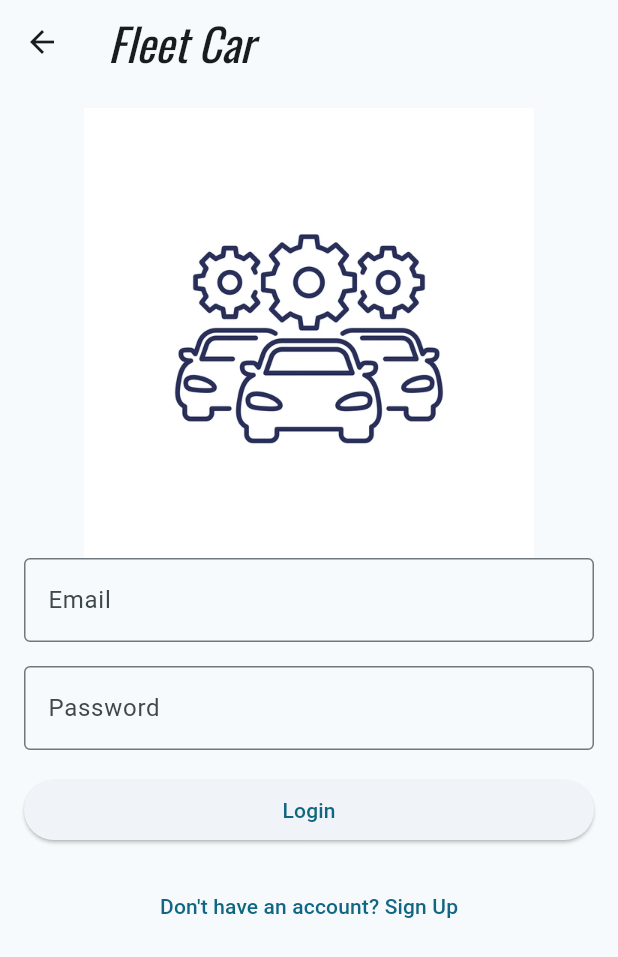
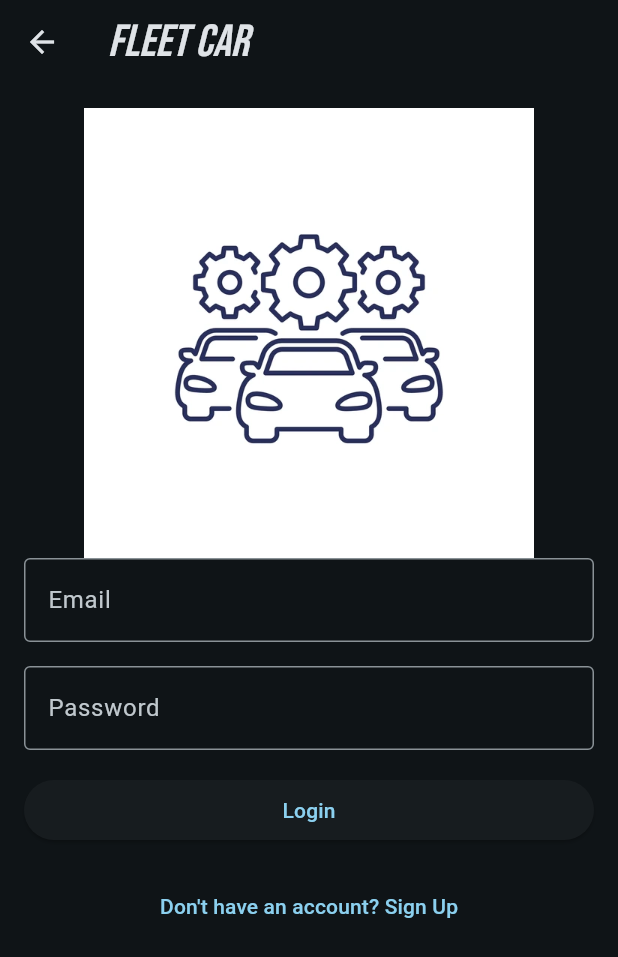
Before and after one commit to Mustafa-alsoffi/fleet_car, a Flutter app: the screen it shows once a user with an empty profile is signed in, after a tap on the "logout" icon, on a phone screen of 412 x 824 dp. Shown: the top 957 px of the screen. Run offline on Flutter 3.47's test engine with Material 3 defaults, Android fonts, the phone set to English and light mode, and no system bars; our stand-ins replace cloud_firestore, firebase_auth, firebase_core, firebase_storage, google_fonts, image_picker and 2 more; accounts and stored records are empty.

Commit message:
change dashboard design

```diff
--- a/lib/main.dart
+++ b/lib/main.dart
@@ -53,8 +53,8 @@ class MyApp extends StatelessWidget {
           // Define the default brightness and colors.
           colorScheme: ColorScheme.fromSeed(
             seedColor: Colors.blueGrey,
-            surfaceTint: Colors.white,
-            brightness: Brightness.light,
+            surfaceTint: Colors.grey,
+            brightness: Brightness.dark,
           ),
 
           // Define the default `TextTheme`. Use this to specify the default
@@ -65,7 +65,7 @@ class MyApp extends StatelessWidget {
               fontWeight: FontWeight.bold,
             ),
             // ···
-            titleLarge: GoogleFonts.oswald(
+            titleLarge: GoogleFonts.bebasNeue(
               fontSize: 30,
               fontStyle: FontStyle.italic,
             ),
--- a/lib/pages/dashboard.dart
+++ b/lib/pages/dashboard.dart
@@ -20,7 +20,9 @@ class _DashboardPageState extends State<DashboardPage> {
 
   @override
   Widget build(BuildContext context) {
-    return Scaffold(
+    return DefaultTabController(
+      length: 2,
+      child: Scaffold(
         appBar: AppBar(
           title: Text('Dashboard'),
           automaticallyImplyLeading: false,
@@ -34,8 +36,25 @@ class _DashboardPageState extends State<DashboardPage> {
               },
             ),
           ],
+          bottom: TabBar(
+            tabs: [
+              Tab(text: 'Cars Overview'),
+              Tab(text: 'Quick Actions'),
+            ],
           ),
-      body: StreamBuilder<List<Car>>(
+        ),
+        body: TabBarView(
+          children: [
+            buildCarsOverview(context),
+            buildQuickActions(context),
+          ],
+        ),
+      ),
+    );
+  }
+
+  Widget buildCarsOverview(BuildContext context) {
+    return StreamBuilder<List<Car>>(
       stream: carService.getCarsStream(),
       builder: (context, snapshot) {
         if (snapshot.connectionState == ConnectionState.waiting) {
@@ -50,100 +69,28 @@ class _DashboardPageState extends State<DashboardPage> {
               .toList()
               .length;
           var filteredCars = snapshot.data!.where((car) {
-              return car.model
-                  .toLowerCase()
-                  .contains(searchQuery.toLowerCase());
+            return car.model.toLowerCase().contains(searchQuery.toLowerCase());
           }).toList();
 
           return Padding(
             padding: const EdgeInsets.all(16.0),
-              child: SingleChildScrollView(
             child: Column(
               crossAxisAlignment: CrossAxisAlignment.start,
               children: [
                 Row(
-                      mainAxisAlignment: MainAxisAlignment.spaceBetween,
-                      crossAxisAlignment: CrossAxisAlignment.end,
                   children: [
-                        OverviewCard(
-                          title: 'Total Cars',
-                          value: '${snapshot.data!.length}',
-                          color: Colors.blue,
-                        ),
-                        OverviewCard(
-                          title: 'Unavailable Cars',
-                          value: '${snapshot.data!.length - availableCars}',
-                          color: Colors.orange,
-                        ),
-                        OverviewCard(
-                          title: 'Available Cars',
-                          value: '$availableCars',
-                          color: Colors.green,
-                        ),
-                      ],
-                    ),
-                    SizedBox(height: 20),
-                    Row(
-                      mainAxisAlignment: MainAxisAlignment.spaceBetween,
-                      children: [
-                        Text(
-                          'Recent Records',
-                          style: TextStyle(
-                              fontSize: 18, fontWeight: FontWeight.bold),
-                        ),
-                      ],
-                    ),
-                    SizedBox(height: 10),
-                    Row(
-                      children: [
-                        RichText(
-                          text: TextSpan(
-                            children: [
-                              WidgetSpan(
-                                child: Icon(Icons.circle,
-                                    color: Colors.green, size: 15),
-                              ),
-                              TextSpan(
-                                text: ' Green: Good Condition\n',
-                                style: TextStyle(
-                                    color: Colors.black, fontSize: 12),
-                              ),
-                              WidgetSpan(
-                                child: Icon(Icons.circle,
-                                    color: Colors.yellow, size: 15),
-                              ),
-                              TextSpan(
-                                text: ' Yellow: Needs Washing\n',
-                                style: TextStyle(
-                                    color: Colors.black, fontSize: 12),
-                              ),
-                              WidgetSpan(
-                                child: Icon(Icons.circle,
-                                    color: Colors.red, size: 15),
-                              ),
-                              TextSpan(
-                                text: ' Red: broken',
-                                style: TextStyle(
-                                    color: Colors.black, fontSize: 12),
-                              ),
-                            ],
-                          ),
-                        ),
-                        SizedBox(width: 20),
                     Expanded(
                       child: TextField(
                         controller: searchController,
                         decoration: InputDecoration(
-                              // decrease the width of the search bar
-                              contentPadding: EdgeInsets.symmetric(
-                                  horizontal: 10, vertical: 0),
+                          contentPadding:
+                              EdgeInsets.symmetric(horizontal: 10, vertical: 0),
                           hintText: 'Search Cars',
                           prefixIcon: Icon(Icons.search),
                           border: OutlineInputBorder(
                             borderRadius: BorderRadius.circular(10),
                           ),
                         ),
-                            // onsubmit or enter change state
                         onEditingComplete: () {
                           setState(() {
                             searchQuery = searchController.text;
@@ -154,32 +101,57 @@ class _DashboardPageState extends State<DashboardPage> {
                   ],
                 ),
                 SizedBox(height: 20),
-                    Container(
-                      height: MediaQuery.of(context).size.height * 0.4,
-                      decoration: BoxDecoration(
-                        border: Border(
-                          left: BorderSide(color: Colors.grey, width: 1),
-                          right: BorderSide(color: Colors.grey, width: 1),
+                Text(
+                  'Total Cars: ${snapshot.data!.length}',
+                  style: TextStyle(fontSize: 18, fontWeight: FontWeight.bold),
                 ),
+                SizedBox(height: 10),
+                Row(
+                  mainAxisAlignment: MainAxisAlignment.spaceBetween,
+                  children: [
+                    // add text
+                    OverviewBar(
+                      title: 'Unavailable Cars',
+                      value: snapshot.data!.length - availableCars,
+                      total: snapshot.data!.length,
+                      color: Colors.orange,
                     ),
-                      margin: EdgeInsets.only(right: 20),
-                      child: SingleChildScrollView(
+                    OverviewBar(
+                      title: 'Available Cars',
+                      value: availableCars,
+                      total: snapshot.data!.length,
+                      color: Colors.green,
+                    ),
+                  ],
+                ),
+                SizedBox(height: 20),
+                Expanded(
                   child: ListView.builder(
-                          shrinkWrap: true,
-                          physics: NeverScrollableScrollPhysics(),
                     itemCount: filteredCars.length,
                     itemBuilder: (context, index) {
                       var car = filteredCars[index];
-                            return ListTile(
-                              title: Text('Car model: ${car.model}'),
-                              subtitle: Text(
-                                  'Availability Status: ${car.availabilityStatus}'),
-                              trailing: Icon(Icons.circle),
-                              iconColor: car.conditionStatus == 'green'
+                      return Card(
+                        // add border color based on condition status
+                        child: Container(
+                          decoration: BoxDecoration(
+                            border: Border(
+                              right: BorderSide(
+                                color: car.conditionStatus == 'green'
                                     ? Colors.green
                                     : car.conditionStatus == 'yellow'
                                         ? Colors.yellow
                                         : Colors.red,
+                                width: 5.0,
+                              ),
+                            ),
+                          ),
+                          child: ListTile(
+                            leading: Image.network(car.picture,
+                                width: 80, height: 100, fit: BoxFit.cover),
+                            title: Text('${car.model} (${car.year})'),
+                            subtitle: Text(
+                                'Availability: ${car.availabilityStatus}\nCondition: ${car.conditionStatus == 'green' ? 'Good to go' : car.conditionStatus == 'yellow' ? 'Needs Washing' : 'Broken'}'),
+                            trailing: null,
                             onTap: () {
                               Navigator.push(
                                 context,
@@ -189,22 +161,27 @@ class _DashboardPageState extends State<DashboardPage> {
                                 ),
                               );
                             },
+                          ),
+                        ),
                       );
                     },
                   ),
                 ),
+              ],
             ),
-                    SizedBox(height: 20),
-                    Text(
-                      'Quick Actions',
-                      style:
-                          TextStyle(fontSize: 18, fontWeight: FontWeight.bold),
-                    ),
-                    GridView.count(
-                      shrinkWrap: true,
+          );
+        }
+      },
+    );
+  }
+
+  Widget buildQuickActions(BuildContext context) {
+    return Padding(
+      padding: const EdgeInsets.all(16.0),
+      child: GridView.count(
         crossAxisCount: 2,
         mainAxisSpacing: 10,
-                      crossAxisSpacing: 5,
+        crossAxisSpacing: 10,
         children: [
           QuickActionCard(
             icon: Icons.directions_car,
@@ -217,18 +194,24 @@ class _DashboardPageState extends State<DashboardPage> {
             icon: Icons.people,
             label: 'Manage Customers',
             onTap: () {
-                            Navigator.pushNamed(
-                                context, Routes.manageCustomers);
+              Navigator.pushNamed(context, Routes.manageCustomers);
+            },
+          ),
+          QuickActionCard(
+            icon: Icons.settings,
+            label: 'Settings',
+            onTap: () {
+              // Add your settings route or logic here
+            },
+          ),
+          QuickActionCard(
+            icon: Icons.help,
+            label: 'Help',
+            onTap: () {
+              // Add your help route or logic here
             },
           ),
         ],
-                    ),
-                  ],
-                ),
-              ),
-            );
-          }
-        },
       ),
     );
   }
@@ -273,6 +256,63 @@ class OverviewCard extends StatelessWidget {
   }
 }
 
+class OverviewBar extends StatelessWidget {
+  final String title;
+  final int value;
+  final int total;
+  final Color color;
+
+  OverviewBar({
+    required this.title,
+    required this.value,
+    required this.total,
+    required this.color,
+  });
+
+  @override
+  Widget build(BuildContext context) {
+    double progress = value / total;
+
+    return Expanded(
+      child: Container(
+        margin: EdgeInsets.symmetric(horizontal: 4.0),
+        padding: EdgeInsets.all(10.0),
+        height: 100,
+        decoration: BoxDecoration(
+          color: Colors.blueGrey.withOpacity(0.5),
+          borderRadius: BorderRadius.circular(10),
+          boxShadow: [],
+        ),
+        child: Column(
+          mainAxisAlignment: MainAxisAlignment.center,
+          children: [
+            Text(
+              title,
+              style: TextStyle(color: Colors.black, fontSize: 14),
+              textAlign: TextAlign.center,
+            ),
+            SizedBox(height: 5),
+            LinearProgressIndicator(
+              value: progress,
+              backgroundColor: color.withOpacity(0.2),
+              valueColor: AlwaysStoppedAnimation<Color>(color),
+            ),
+            SizedBox(height: 5),
+            Text(
+              '$value / $total',
+              style: TextStyle(
+                  color: Colors.black,
+                  fontSize: 18,
+                  fontWeight: FontWeight.bold),
+              textAlign: TextAlign.center,
+            ),
+          ],
+        ),
+      ),
+    );
+  }
+}
+
 class QuickActionCard extends StatelessWidget {
   final IconData icon;
   final String label;
@@ -287,13 +327,17 @@ class QuickActionCard extends StatelessWidget {
       onTap: onTap,
       child: Card(
         child: Container(
-          padding: EdgeInsets.all(5),
+          padding: EdgeInsets.all(16),
           child: Column(
             mainAxisAlignment: MainAxisAlignment.center,
             children: [
               Icon(icon, size: 40, color: Colors.blueGrey),
-              SizedBox(height: 5),
-              Text(label, textAlign: TextAlign.center),
+              SizedBox(height: 10),
+              Text(
+                label,
+                textAlign: TextAlign.center,
+                style: TextStyle(fontSize: 16),
+              ),
             ],
           ),
         ),
```
Also changed, not shown: 1 other file. Lines whose indentation alone changed are shown as unchanged.
